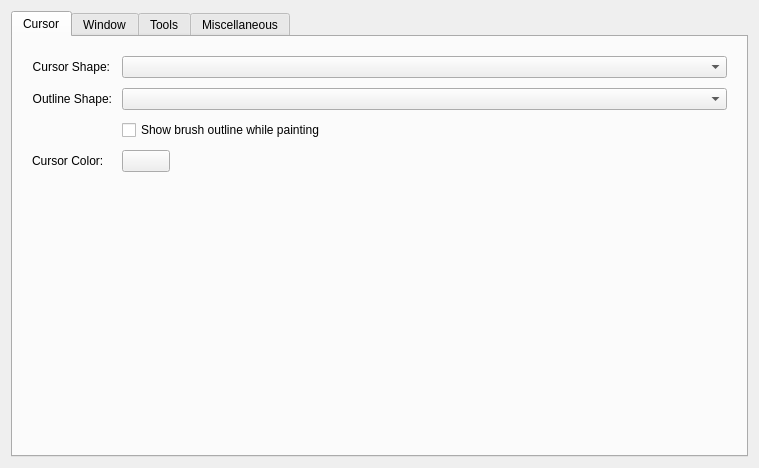
First picture: the form in libs/ui/forms/wdggeneralsettings.ui, repository KDE/krita, before the edit.
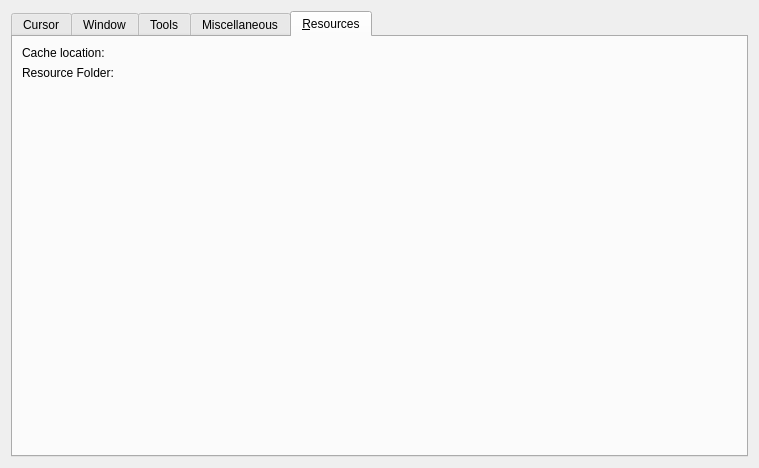
Second picture: the form after the edit. The open tabs and pages were chosen to show the change. Custom widgets are drawn as their Qt base class.

Commit message: Add a tab to configure the location of the resources and resource db

```diff
--- a/libs/ui/forms/wdggeneralsettings.ui
+++ b/libs/ui/forms/wdggeneralsettings.ui
@@ -765,6 +765,49 @@
          </property>
         </widget>
        </item>
+       <item row="11" column="0">
+        <widget class="QLabel" name="label_3">
+         <property name="sizePolicy">
+          <sizepolicy hsizetype="Minimum" vsizetype="Preferred">
+           <horstretch>0</horstretch>
+           <verstretch>0</verstretch>
+          </sizepolicy>
+         </property>
+         <property name="text">
+          <string>Number of Palette Presets</string>
+         </property>
+         <property name="alignment">
+          <set>Qt::AlignRight|Qt::AlignTrailing|Qt::AlignVCenter</set>
+         </property>
+        </widget>
+       </item>
+      </layout>
+     </widget>
+     <widget class="QWidget" name="tab_2">
+      <attribute name="title">
+       <string>&amp;Resources</string>
+      </attribute>
+      <layout class="QFormLayout" name="formLayout_4">
+       <item row="0" column="0">
+        <widget class="QLabel" name="label_13">
+         <property name="text">
+          <string>Cache location:</string>
+         </property>
+        </widget>
+       </item>
+       <item row="0" column="1">
+        <widget class="KisFileNameRequester" name="urlCacheLocation" native="true"/>
+       </item>
+       <item row="1" column="0">
+        <widget class="QLabel" name="label_14">
+         <property name="text">
+          <string>Resource Folder:</string>
+         </property>
+        </widget>
+       </item>
+       <item row="1" column="1">
+        <widget class="KisFileNameRequester" name="urlResourceFolder" native="true"/>
+       </item>
       </layout>
      </widget>
     </widget>
@@ -782,6 +825,12 @@
    <extends>QPushButton</extends>
    <header>kis_color_button.h</header>
   </customwidget>
+  <customwidget>
+   <class>KisFileNameRequester</class>
+   <extends>QWidget</extends>
+   <header location="global">kis_file_name_requester.h</header>
+   <container>1</container>
+  </customwidget>
  </customwidgets>
  <resources/>
  <connections/>
```
Left out of the diff: 29 changed lines with no effect on the pictures.
